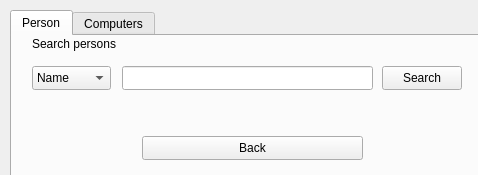
First picture: the form in Widget/searchmenu.ui, repository Ladanvini/VLN1-Hopur-5, before the edit.
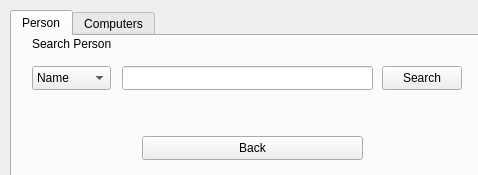
Second picture: the form after the edit.

Commit message: Changes for the Display dialog not finished.

What changed in the file:
```diff
--- a/Widget/searchmenu.ui
+++ b/Widget/searchmenu.ui
@@ -120,7 +120,7 @@
       </rect>
      </property>
      <property name="text">
-      <string>Search persons</string>
+      <string>Search Person</string>
      </property>
     </widget>
    </widget>
```
The commit also changes 1 other file.
